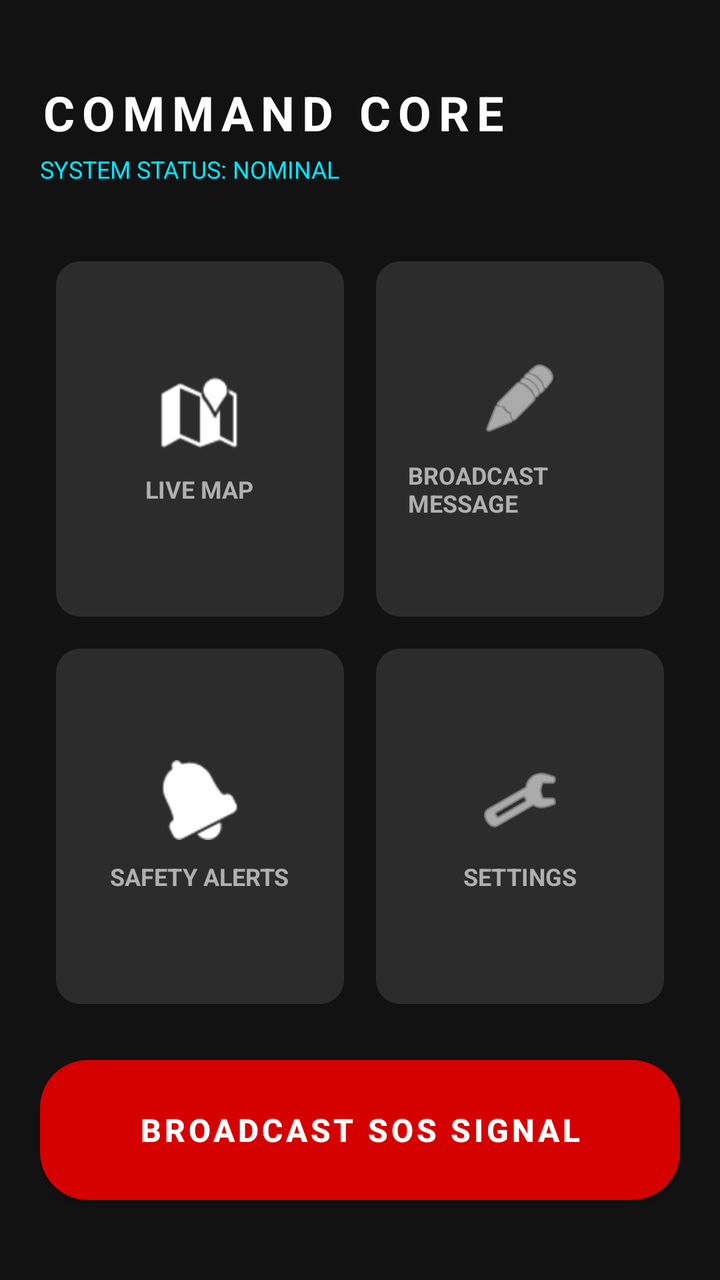
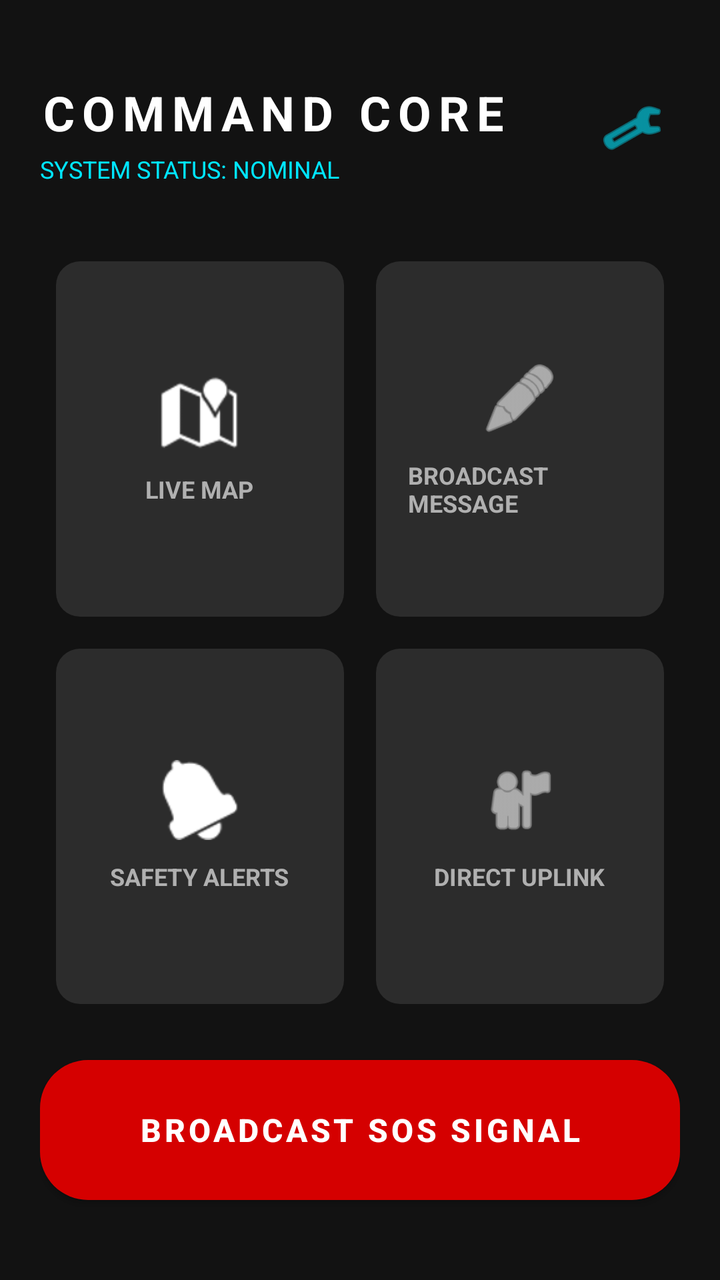

Two renders of the same Android screen: before a commit and after it. Below are the layout's source before the change and the commit's diff.
<!-- AndroidManifest.xml: application theme Theme.Hive -->
<!-- res/layout/activity_dashboard.xml -->
<?xml version="1.0" encoding="utf-8"?>
<androidx.constraintlayout.widget.ConstraintLayout
    xmlns:android="http://schemas.android.com/apk/res/android"
    xmlns:app="http://schemas.android.com/apk/res-auto"
    xmlns:tools="http://schemas.android.com/tools"
    android:id="@+id/main"
    android:layout_width="match_parent"
    android:layout_height="match_parent"
    android:background="@color/hive_dark"
    android:padding="20dp"
    tools:context=".DashboardActivity">

    <TextView
        android:id="@+id/tvDashTitle"
        android:layout_width="wrap_content"
        android:layout_height="wrap_content"
        android:text="COMMAND CORE"
        android:textColor="@color/white"
        android:textSize="24sp"
        android:textStyle="bold"
        android:letterSpacing="0.15"
        app:layout_constraintStart_toStartOf="parent"
        app:layout_constraintTop_toTopOf="parent"
        android:layout_marginTop="20dp"/>

    <TextView
        android:id="@+id/tvDashStatus"
        android:layout_width="wrap_content"
        android:layout_height="wrap_content"
        android:text="SYSTEM STATUS: NOMINAL"
        android:textColor="@color/hive_accent"
        android:textSize="12sp"
        app:layout_constraintStart_toStartOf="parent"
        app:layout_constraintTop_toBottomOf="@id/tvDashTitle"
        android:layout_marginTop="4dp"/>

    <GridLayout
        android:id="@+id/gridModules"
        android:layout_width="match_parent"
        android:layout_height="0dp"
        android:rowCount="2"
        android:columnCount="2"
        android:alignmentMode="alignMargins"
        android:layout_marginTop="30dp"
        android:layout_marginBottom="20dp"
        app:layout_constraintTop_toBottomOf="@id/tvDashStatus"
        app:layout_constraintBottom_toTopOf="@id/btnSOS">

        <LinearLayout
            android:layout_width="0dp"
            android:layout_height="0dp"
            android:layout_columnWeight="1"
            android:layout_rowWeight="1"
            android:layout_margin="8dp"
            android:background="@drawable/bg_input_glass"
            android:gravity="center"
            android:orientation="vertical">

            <ImageView
                android:layout_width="40dp"
                android:layout_height="40dp"
                android:src="@android:drawable/ic_dialog_map"
                app:tint="@color/white"/>
            <TextView
                android:layout_width="wrap_content"
                android:layout_height="wrap_content"
                android:text="LIVE MAP"   android:textColor="@color/hive_text_secondary"
                android:layout_marginTop="10dp"
                android:textSize="12sp"
                android:textStyle="bold"/>
        </LinearLayout>

        <LinearLayout
            android:layout_width="0dp"
            android:layout_height="0dp"
            android:layout_columnWeight="1"
            android:layout_rowWeight="1"
            android:layout_margin="8dp"
            android:background="@drawable/bg_input_glass"
            android:gravity="center"
            android:orientation="vertical">

            <ImageView
                android:layout_width="40dp"
                android:layout_height="40dp"
                android:src="@android:drawable/ic_menu_edit"
                app:tint="@color/white"/>
            <TextView
                android:layout_width="wrap_content"
                android:layout_height="wrap_content"
                android:text="BROADCAST MESSAGE"  android:textColor="@color/hive_text_secondary"
                android:layout_marginTop="10dp"
                android:textSize="12sp"
                android:textStyle="bold"/>
        </LinearLayout>

        <LinearLayout
            android:layout_width="0dp"
            android:layout_height="0dp"
            android:layout_columnWeight="1"
            android:layout_rowWeight="1"
            android:layout_margin="8dp"
            android:background="@drawable/bg_input_glass"
            android:gravity="center"
            android:orientation="vertical">

            <ImageView
                android:layout_width="40dp"
                android:layout_height="40dp"
                android:src="@android:drawable/ic_popup_reminder"
                app:tint="@color/white"/>
            <TextView
                android:layout_width="wrap_content"
                android:layout_height="wrap_content"
                android:text="SAFETY ALERTS"
                android:textColor="@color/hive_text_secondary"
                android:layout_marginTop="10dp"
                android:textSize="12sp"
                android:textStyle="bold"/>
        </LinearLayout>

        <LinearLayout
            android:layout_width="0dp"
            android:layout_height="0dp"
            android:layout_columnWeight="1"
            android:layout_rowWeight="1"
            android:layout_margin="8dp"
            android:background="@drawable/bg_input_glass"
            android:gravity="center"
            android:orientation="vertical">

            <ImageView
                android:layout_width="40dp"
                android:layout_height="40dp"
                android:src="@android:drawable/ic_menu_preferences"
                app:tint="@color/white"/>
            <TextView
                android:layout_width="wrap_content"
                android:layout_height="wrap_content"
                android:text="SETTINGS"
                android:textColor="@color/hive_text_secondary"
                android:layout_marginTop="10dp"
                android:textSize="12sp"
                android:textStyle="bold"/>
        </LinearLayout>

    </GridLayout>

    <androidx.appcompat.widget.AppCompatButton
        android:id="@+id/btnSOS"
        android:layout_width="match_parent"
        android:layout_height="70dp"
        android:background="@drawable/btn_glow"
        android:backgroundTint="#D50000"
        android:text="BROADCAST SOS SIGNAL"
        android:textColor="@color/white"
        android:textStyle="bold"
        android:textSize="16sp"
        android:letterSpacing="0.1"
        android:elevation="10dp"
        app:layout_constraintBottom_toBottomOf="parent"
        android:layout_marginBottom="20dp"/>

</androidx.constraintlayout.widget.ConstraintLayout>
<!-- resources referenced by this layout -->
<resources>
  <color name="hive_accent">#00E5FF</color>
  <color name="hive_dark">#121212</color>
  <color name="hive_text_secondary">#B0B0B0</color>
  <color name="white">#FFFFFFFF</color>
  <!-- drawable bg_input_glass (drawable) -->
  <?xml version="1.0" encoding="utf-8"?>
  <shape xmlns:android="http://schemas.android.com/apk/res/android">
      <solid android:color="#2C2C2C" />
      <corners android:radius="12dp" />
      <padding android:left="16dp" android:right="16dp" />
  </shape>
  <!-- drawable btn_glow (drawable) -->
  <?xml version="1.0" encoding="utf-8"?>
  <shape xmlns:android="http://schemas.android.com/apk/res/android">
      <gradient
          android:startColor="#00E5FF"
          android:endColor="#00B8D4"
          android:angle="45"/>
      <corners android:radius="24dp" />
  </shape>
  <style name="Theme.Hive" parent="Theme.MaterialComponents.DayNight.NoActionBar">
          <item name="colorPrimary">@color/hive_dark</item>
          <item name="colorPrimaryVariant">@color/black</item>
          <item name="colorOnPrimary">@color/white</item>
  
          <item name="colorSecondary">@color/hive_accent</item>
          <item name="colorSecondaryVariant">@color/hive_accent</item>
          <item name="colorOnSecondary">@color/black</item>
  
          <item name="android:statusBarColor">@color/hive_dark</item>
  
          <item name="android:windowBackground">@color/hive_dark</item>
      </style>
  <color name="black">#FF000000</color>
</resources>

<!-- the commit's change to res/layout/activity_dashboard.xml (unified diff, before → after) -->
@@ -22,6 +22,18 @@
         app:layout_constraintStart_toStartOf="parent"
         app:layout_constraintTop_toTopOf="parent"
         android:layout_marginTop="20dp"/>
+
+    <ImageButton
+        android:id="@+id/btnHeaderSettings"
+        android:layout_width="48dp"
+        android:layout_height="48dp"
+        android:src="@android:drawable/ic_menu_preferences"
+        android:background="?attr/selectableItemBackgroundBorderless"
+        app:tint="@color/hive_accent"
+        app:layout_constraintEnd_toEndOf="parent"
+        app:layout_constraintTop_toTopOf="parent"
+        android:layout_marginTop="20dp"
+        android:contentDescription="Settings" />
 
     <TextView
         android:id="@+id/tvDashStatus"
@@ -132,12 +144,12 @@
             <ImageView
                 android:layout_width="40dp"
                 android:layout_height="40dp"
-                android:src="@android:drawable/ic_menu_preferences"
+                android:src="@android:drawable/ic_menu_myplaces"
                 app:tint="@color/white"/>
             <TextView
                 android:layout_width="wrap_content"
                 android:layout_height="wrap_content"
-                android:text="SETTINGS"
+                android:text="DIRECT UPLINK"
                 android:textColor="@color/hive_text_secondary"
                 android:layout_marginTop="10dp"
                 android:textSize="12sp"
